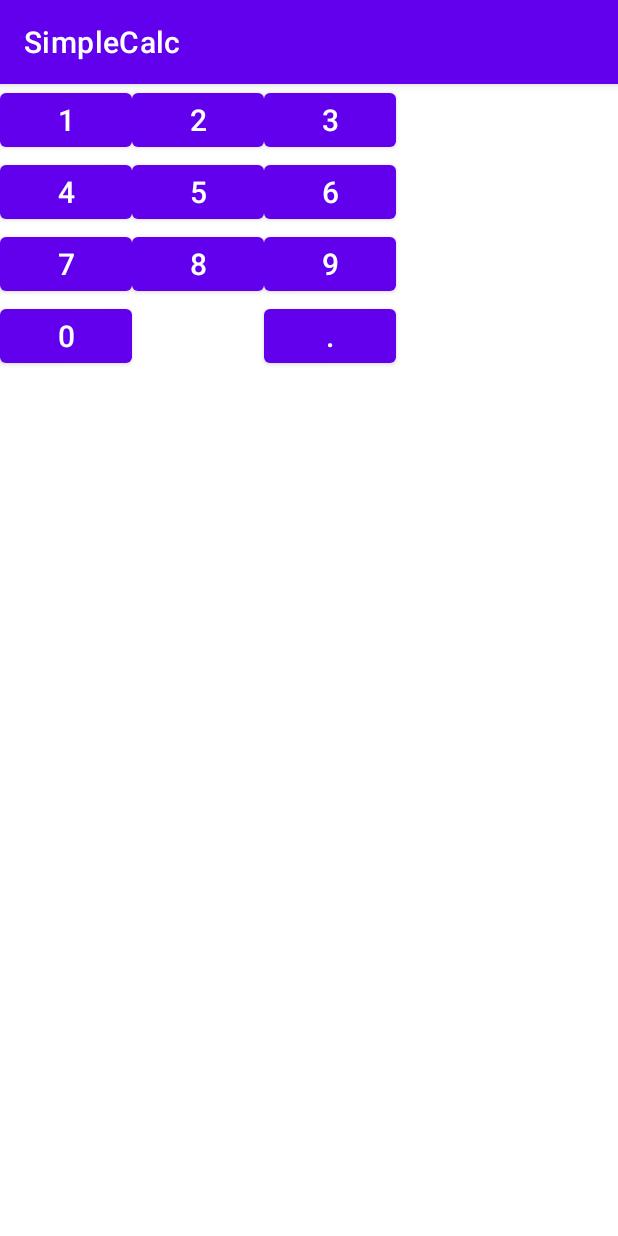
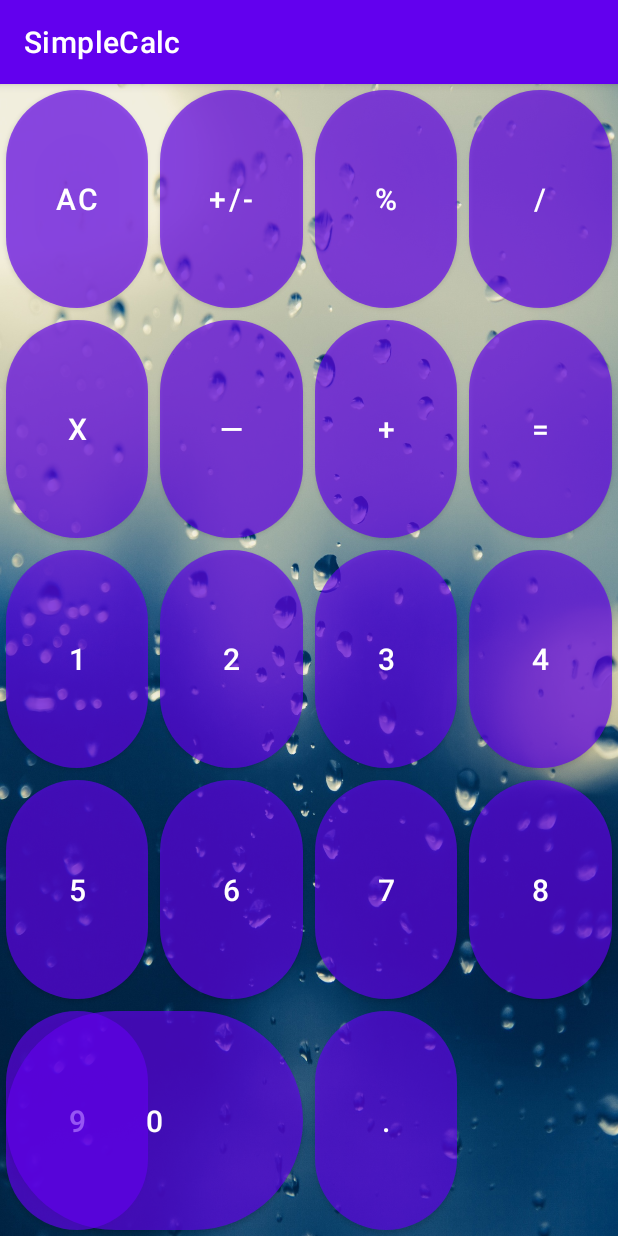
Before and after one commit to andrespin/SimpleCalc, an Android app: the screen it shows after launch (MainActivity), on a phone screen of 412 x 824 dp. Run offline under Robolectric (Android 15) with nearby library versions, the phone set to English and light mode, and no system bars.

Commit message:
working with calc buttons

```diff
--- /dev/null
+++ b/app/src/main/res/drawable/button_states.xml
@@ -0,0 +1,24 @@
+<?xml version="1.0" encoding="utf-8"?>
+<selector xmlns:android="http://schemas.android.com/apk/res/android">
+    <item android:state_pressed="false">
+        <shape android:shape="rectangle">
+            <corners android:radius="1000dp" />
+            <solid android:color="#41ba7a" />
+            <stroke android:width="2dip" android:color="#03ae3c" />
+            <padding android:bottom="4dp" android:left="4dp" android:right="4dp" android:top="4dp" />
+        </shape>
+    </item>
+
+    <!--
+ <item android:state_pressed="true">
+     <shape android:shape="rectangle">
+         <corners android:radius="1000dp" />
+         <solid android:color="#3AA76D" />
+         <stroke android:width="2dip" android:color="#03ae3c" />
+         <padding android:bottom="4dp" android:left="4dp" android:right="4dp" android:top="4dp" />
+     </shape>
+ </item>
+    -->
+
+
+</selector>
--- /dev/null
+++ b/app/src/main/res/drawable/rounded_button.xml
@@ -0,0 +1,10 @@
+<?xml version="1.0" encoding="utf-8"?>
+<shape xmlns:android="http://schemas.android.com/apk/res/android"
+    android:shape="rectangle">
+    <solid android:color="#aaffffff" />
+
+    <corners android:bottomRightRadius="360dp"
+        android:bottomLeftRadius="360dp"
+        android:topRightRadius="360dp"
+        android:topLeftRadius="360dp"/>
+</shape>
--- a/app/src/main/res/layout/activity_main.xml
+++ b/app/src/main/res/layout/activity_main.xml
@@ -1,85 +1,26 @@
 <?xml version="1.0" encoding="utf-8"?>
-<GridLayout xmlns:android="http://schemas.android.com/apk/res/android"
+<androidx.constraintlayout.widget.ConstraintLayout xmlns:android="http://schemas.android.com/apk/res/android"
     xmlns:app="http://schemas.android.com/apk/res-auto"
     xmlns:tools="http://schemas.android.com/tools"
     android:layout_width="match_parent"
     android:layout_height="match_parent"
-    tools:context=".MainActivity"
-    android:layout_gravity = "center"
-    android:columnCount = "3">
+    android:layout_gravity="bottom"
+
+    tools:context=".MainActivity">
 
 
-    <Button
-        android:id = "@+id/button_1"
-        android:layout_width = "wrap_content"
-        android:layout_height = "wrap_content"
-        android:text = "1"
-        android:textSize = "@dimen/button_text" />
-    <Button
-        android:id = "@+id/button_2"
-        android:layout_width = "wrap_content"
-        android:layout_height = "wrap_content"
-        android:text = "2"
-        android:textSize = "@dimen/button_text" />
-    <Button
-        android:id = "@+id/button_3"
-        android:layout_width = "wrap_content"
-        android:layout_height = "wrap_content"
-        android:text = "3"
-        android:textSize = "@dimen/button_text" />
-    <Button
-        android:id = "@+id/button_4"
-        android:layout_width = "wrap_content"
-        android:layout_height = "wrap_content"
-        android:text = "4"
-        android:textSize = "@dimen/button_text" />
-    <Button
 
-    android:id = "@+id/button_5"
-    android:layout_width = "wrap_content"
-    android:layout_height = "wrap_content"
-    android:text = "5"
-    android:textSize = "@dimen/button_text" />
-    <Button
-        android:id = "@+id/button_6"
-        android:layout_width = "wrap_content"
-        android:layout_height = "wrap_content"
-        android:text = "6"
-        android:textSize = "@dimen/button_text" />
-    <Button
-        android:id = "@+id/button_7"
-        android:layout_width = "wrap_content"
-        android:layout_height = "wrap_content"
-        android:text = "7"
-        android:textSize = "@dimen/button_text" />
-    <Button
-        android:id = "@+id/button_8"
-        android:layout_width = "wrap_content"
-        android:layout_height = "wrap_content"
-        android:text = "8"
-        android:textSize = "@dimen/button_text" />
-    <Button
-        android:id = "@+id/button_9"
-        android:layout_width = "wrap_content"
-        android:layout_height = "wrap_content"
-        android:text = "9"
-        android:textSize = "@dimen/button_text" />
-    <Button
-        android:id = "@+id/button_0"
-        android:layout_width = "wrap_content"
-        android:layout_height = "wrap_content"
-        android:layout_row = "3"
-        android:layout_column = "0"
-        android:layout_columnSpan = "2"
+    <ImageView
+        android:layout_height="match_parent"
+        android:layout_width="match_parent"
+        android:scaleType="fitXY"
+        android:src="@drawable/back_4_calc"/>
 
-        android:text = "0"
-        android:textSize = "@dimen/button_text" />
-    <Button
-        android:id = "@+id/button_point"
-        android:layout_width = "wrap_content"
-        android:layout_height = "wrap_content"
-        android:text = "."
-        android:textSize = "@dimen/button_text" />
+    <include
+        layout="@layout/buttons_for_calc"
+        android:layout_width="match_parent"
+        android:layout_height="match_parent" />
 
 
-</GridLayout>
+
+</androidx.constraintlayout.widget.ConstraintLayout>
--- /dev/null
+++ b/app/src/main/res/layout/buttons_for_calc.xml
@@ -0,0 +1,270 @@
+<?xml version="1.0" encoding="utf-8"?>
+<FrameLayout xmlns:android="http://schemas.android.com/apk/res/android"
+    xmlns:app="http://schemas.android.com/apk/res-auto"
+    android:layout_width = "match_parent"
+    android:layout_height = "match_parent"
+    android:layout_centerHorizontal="true"
+    >
+
+    <GridLayout
+        android:layout_width = "match_parent"
+        android:layout_height = "match_parent"
+        android:layout_gravity = "center"
+        android:columnCount="4"
+        android:columnOrderPreserved="true"
+        android:orientation="horizontal">
+
+
+        <Button
+            android:id="@+id/buttonac"
+            android:layout_width="wrap_content"
+            android:layout_height="wrap_content"
+            android:layout_rowWeight="1"
+            android:layout_columnWeight="1"
+
+            android:layout_margin="@dimen/dimensionbetweenbuttons"
+            android:background="@drawable/rounded_button"
+            android:text="AC"
+            android:textSize="@dimen/button_text"
+            />
+
+
+        <Button
+            android:id="@+id/buttonplusminus"
+            android:layout_width="wrap_content"
+            android:layout_height="wrap_content"
+            android:layout_rowWeight="1"
+            android:layout_columnWeight="1"
+            android:layout_margin="@dimen/dimensionbetweenbuttons"
+            android:background="@drawable/rounded_button"
+            android:text="+/-"
+            android:textSize="@dimen/button_text"
+            />
+
+
+
+        <Button
+            android:id="@+id/buttonpercent"
+            android:layout_width="wrap_content"
+            android:layout_height="wrap_content"
+            android:layout_rowWeight="1"
+            android:layout_columnWeight="1"
+            android:layout_margin="@dimen/dimensionbetweenbuttons"
+            android:background="@drawable/rounded_button"
+            android:text="%"
+            android:textSize="@dimen/button_text"
+            />
+
+
+
+        <Button
+            android:id="@+id/buttonshare"
+            android:layout_width="wrap_content"
+            android:layout_height="wrap_content"
+            android:layout_rowWeight="1"
+            android:layout_columnWeight="1"
+            android:layout_margin="@dimen/dimensionbetweenbuttons"
+            android:background="@drawable/rounded_button"
+            android:text="/"
+            android:textSize="@dimen/button_text"
+            />
+
+
+
+
+        <Button
+            android:id="@+id/buttonmultiply"
+            android:layout_width="wrap_content"
+            android:layout_height="wrap_content"
+            android:layout_rowWeight="1"
+            android:layout_columnWeight="1"
+            android:layout_margin="@dimen/dimensionbetweenbuttons"
+            android:background="@drawable/rounded_button"
+            android:text="x"
+            android:textSize="@dimen/button_text"
+            />
+
+
+
+        <Button
+            android:id="@+id/buttonminus"
+            android:layout_width="wrap_content"
+            android:layout_height="wrap_content"
+            android:layout_rowWeight="1"
+            android:layout_columnWeight="1"
+            android:layout_margin="@dimen/dimensionbetweenbuttons"
+            android:background="@drawable/rounded_button"
+            android:text="—"
+            android:textSize="@dimen/button_text"
+
+            />
+
+
+        <Button
+            android:id="@+id/buttonplus"
+            android:layout_width="wrap_content"
+            android:layout_height="wrap_content"
+            android:layout_rowWeight="1"
+            android:layout_columnWeight="1"
+            android:layout_margin="@dimen/dimensionbetweenbuttons"
+            android:background="@drawable/rounded_button"
+            android:text="+"
+            android:textSize="@dimen/button_text"
+            />
+
+
+
+
+        <Button
+            android:id="@+id/buttonequals"
+            android:layout_width="wrap_content"
+            android:layout_height="wrap_content"
+            android:layout_rowWeight="1"
+            android:layout_columnWeight="1"
+
+            android:layout_margin="@dimen/dimensionbetweenbuttons"
+            android:background="@drawable/rounded_button"
+            android:text="="
+            android:textSize="@dimen/button_text"
+             />
+
+
+        <Button
+            android:id="@+id/button1"
+            android:layout_width="wrap_content"
+            android:layout_height="wrap_content"
+            android:text="1"
+            android:layout_columnSpan="1"
+            android:layout_columnWeight="1"
+            android:layout_rowWeight="1"
+            android:layout_margin="@dimen/dimensionbetweenbuttons"
+            android:textSize="@dimen/button_text"
+            android:background="@drawable/rounded_button"
+            />
+
+        <Button
+            android:id="@+id/button2"
+            android:layout_width="wrap_content"
+            android:layout_height="wrap_content"
+            android:text="2"
+            android:layout_columnWeight="1"
+            android:layout_rowWeight="1"
+            android:background="@drawable/rounded_button"
+            android:layout_margin="@dimen/dimensionbetweenbuttons"
+            android:textSize="@dimen/button_text" />
+
+        <Button
+            android:id="@+id/button3"
+            android:layout_width="wrap_content"
+            android:layout_height="wrap_content"
+            android:text="3"
+            android:layout_columnWeight="1"
+            android:layout_rowWeight="1"
+            android:background="@drawable/rounded_button"
+            android:layout_margin="@dimen/dimensionbetweenbuttons"
+            android:textSize="@dimen/button_text" />
+
+        <Button
+            android:id="@+id/button4"
+            android:layout_width="wrap_content"
+            android:layout_height="wrap_content"
+            android:text="4"
+            android:layout_columnWeight="1"
+            android:layout_rowWeight="1"
+            android:background="@drawable/rounded_button"
+            android:layout_margin="@dimen/dimensionbetweenbuttons"
+            android:textSize="@dimen/button_text" />
+
+
+
+        <Button
+            android:id="@+id/button5"
+            android:layout_width="wrap_content"
+            android:layout_height="wrap_content"
+            android:text="5"
+            android:layout_columnWeight="1"
+            android:layout_rowWeight="1"
+            android:background="@drawable/rounded_button"
+            android:layout_margin="@dimen/dimensionbetweenbuttons"
+            android:textSize="@dimen/button_text" />
+
+        <Button
+            android:id="@+id/button6"
+            android:layout_width="wrap_content"
+            android:layout_height="wrap_content"
+            android:text="6"
+            android:layout_columnWeight="1"
+            android:layout_rowWeight="1"
+            android:background="@drawable/rounded_button"
+            android:layout_margin="@dimen/dimensionbetweenbuttons"
+            android:textSize="@dimen/button_text" />
+
+
+        <Button
+            android:id="@+id/button7"
+            android:layout_width="wrap_content"
+            android:layout_height="wrap_content"
+            android:text="7"
+            android:layout_columnWeight="1"
+            android:layout_rowWeight="1"
+            android:background="@drawable/rounded_button"
+            android:layout_margin="@dimen/dimensionbetweenbuttons"
+            android:textSize="@dimen/button_text" />
+
+        <Button
+            android:id="@+id/button8"
+            android:layout_width="wrap_content"
+            android:layout_height="wrap_content"
+            android:text="8"
+            android:layout_columnWeight="1"
+            android:layout_rowWeight="1"
+            android:background="@drawable/rounded_button"
+            android:layout_margin="@dimen/dimensionbetweenbuttons"
+            android:textSize="@dimen/button_text" />
+
+        <Button
+            android:id="@+id/button9"
+            android:layout_width="wrap_content"
+            android:layout_height="wrap_content"
+            android:text="9"
+            android:layout_columnWeight="1"
+            android:layout_rowWeight="1"
+            android:background="@drawable/rounded_button"
+            android:layout_margin="@dimen/dimensionbetweenbuttons"
+            android:textSize="@dimen/button_text" />
+
+        <Button
+            android:id="@+id/button0"
+            android:layout_width="wrap_content"
+            android:layout_height="wrap_content"
+            android:layout_columnSpan="2"
+            android:text="0"
+            android:layout_columnWeight="1"
+            android:layout_rowWeight="1"
+            android:layout_column="0"
+            android:layout_row="4"
+            android:background="@drawable/rounded_button"
+            android:layout_margin="@dimen/dimensionbetweenbuttons"
+            android:textSize="@dimen/button_text" />
+
+        <!--
+            android:layout_row="3"
+            android:layout_column="0"
+        -->
+
+        <Button
+            android:id="@+id/buttonpoint"
+            android:layout_width="wrap_content"
+            android:layout_height="wrap_content"
+            android:text="."
+            android:layout_columnWeight="1"
+            android:layout_rowWeight="1"
+            android:layout_row="4"
+            android:layout_column="2"
+            android:background="@drawable/rounded_button"
+            android:layout_margin="@dimen/dimensionbetweenbuttons"
+            android:textSize="@dimen/button_text" />
+
+    </GridLayout>
+
+</FrameLayout>
--- a/app/src/main/res/values/dimens.xml
+++ b/app/src/main/res/values/dimens.xml
@@ -2,4 +2,5 @@
 <resources>
 
     <dimen name="button_text">20sp</dimen>
+    <dimen name="dimensionbetweenbuttons">4dp</dimen>
 </resources>
```
Also changed, not shown: app/src/main/res/drawable/back_4_calc.jpg (added).
